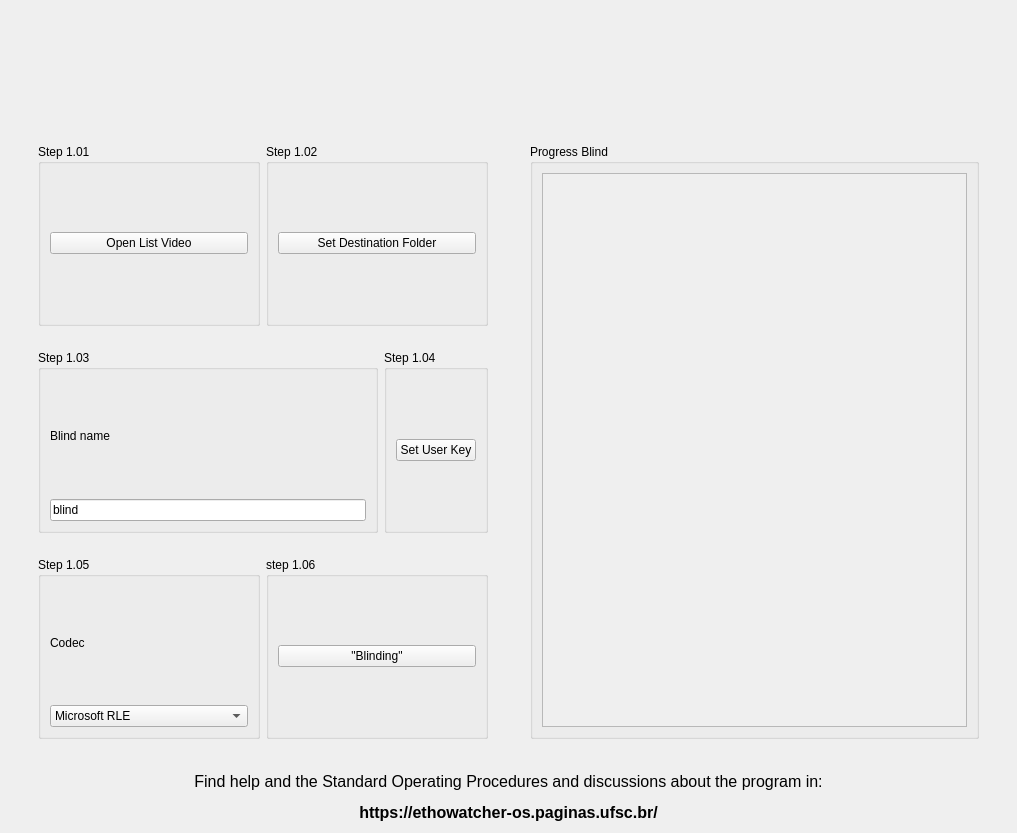
Old version of the form src/telablind.ui in the repository EthoWatcher/ethowatcher.
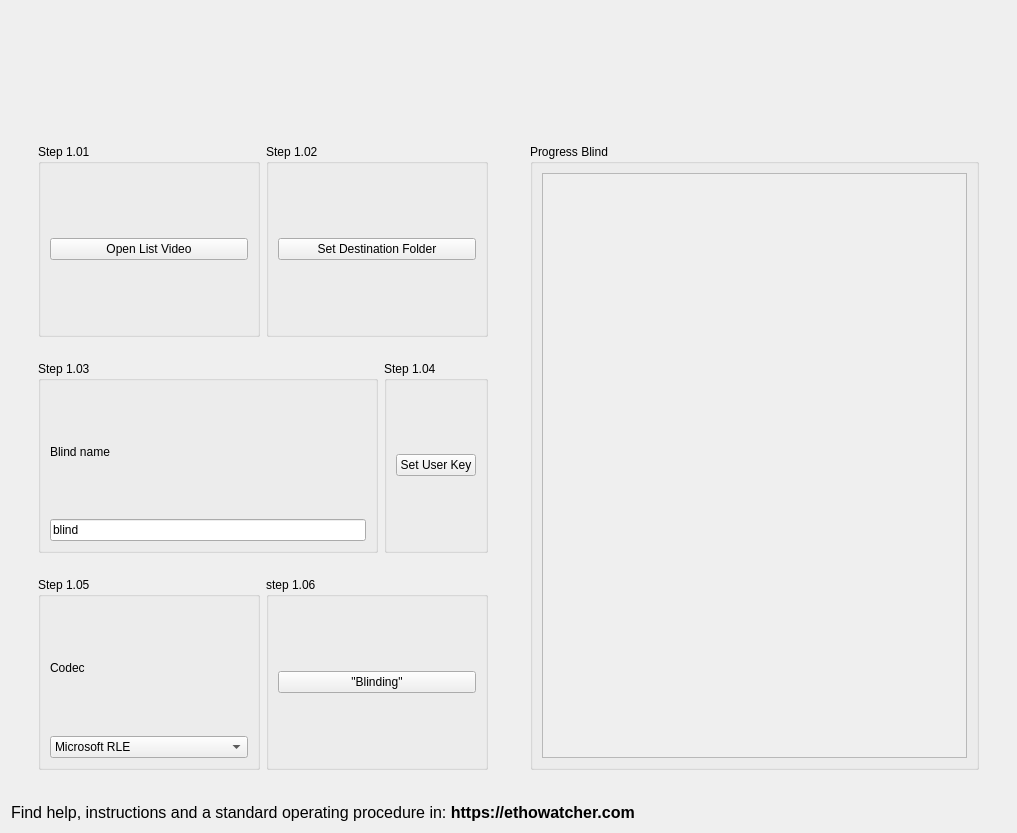
New version of the form. The open tabs and pages were chosen to show the change. Icons and pictures are not drawn.

Diff of the .ui file:
```diff
--- a/src/telablind.ui
+++ b/src/telablind.ui
@@ -298,8 +298,8 @@
                     <rect>
                      <x>0</x>
                      <y>0</y>
-                     <width>341</width>
-                     <height>208</height>
+                     <width>98</width>
+                     <height>28</height>
                     </rect>
                    </property>
                   </widget>
@@ -324,7 +324,7 @@
    <item>
     <widget class="QLabel" name="label_3">
      <property name="text">
-      <string>&lt;html&gt;&lt;head/&gt;&lt;body&gt;&lt;p align=&quot;center&quot;&gt;&lt;span style=&quot; font-size:12pt;&quot;&gt;Find help and the Standard Operating Procedures and discussions about the program in:&lt;/span&gt;&lt;/p&gt;&lt;p align=&quot;center&quot;&gt;&lt;span style=&quot; font-size:12pt; font-weight:600;&quot;&gt;https://ethowatcher-os.paginas.ufsc.br/&lt;/span&gt;&lt;/p&gt;&lt;/body&gt;&lt;/html&gt;</string>
+      <string>&lt;html&gt;&lt;head/&gt;&lt;body&gt;&lt;p&gt;&lt;span style=&quot; font-family:'Calibri'; font-size:12pt; color:#000000;&quot;&gt;Find help, instructions and a standard operating procedure in&lt;/span&gt;&lt;span style=&quot; font-size:12pt;&quot;&gt;: &lt;/span&gt;&lt;span style=&quot; font-size:12pt; font-weight:600;&quot;&gt;https://ethowatcher.com&lt;/span&gt;&lt;/p&gt;&lt;/body&gt;&lt;/html&gt;</string>
      </property>
     </widget>
    </item>
```
Left out of the diff: 5 changed lines with no effect on the pictures.
